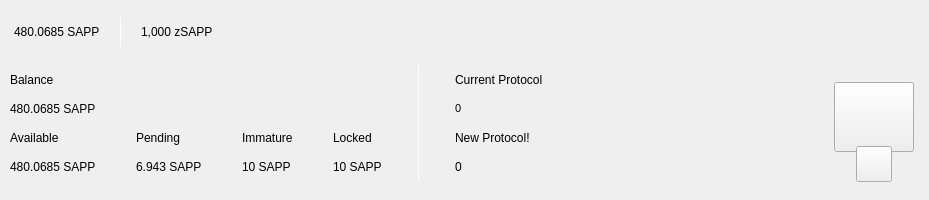
This is src/qt/pivx/forms/topbar.ui in sappcoin-com/PIVX as Qt 5 draws it before an edit. The edited form follows.
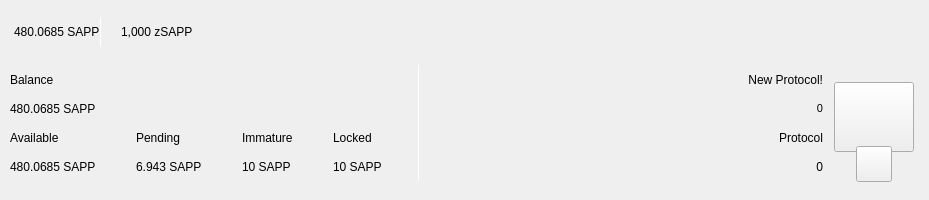
This is the edited form. Custom widgets are drawn as their Qt base class.

Commit message: small UI adjustments to the protocol display labels

What changed in the file:
```diff
--- a/src/qt/pivx/forms/topbar.ui
+++ b/src/qt/pivx/forms/topbar.ui
@@ -86,7 +86,7 @@
          <item alignment="Qt::AlignVCenter">
           <widget class="QWidget" name="widgetTopAmount" native="true">
            <property name="sizePolicy">
-            <sizepolicy hsizetype="Preferred" vsizetype="Maximum">
+            <sizepolicy hsizetype="Expanding" vsizetype="Maximum">
              <horstretch>0</horstretch>
              <verstretch>0</verstretch>
             </sizepolicy>
@@ -123,22 +123,6 @@
               </property>
              </widget>
             </item>
-            <item>
-             <spacer name="horizontalSpacer_11">
-              <property name="orientation">
-               <enum>Qt::Horizontal</enum>
-              </property>
-              <property name="sizeType">
-               <enum>QSizePolicy::Fixed</enum>
-              </property>
-              <property name="sizeHint" stdset="0">
-               <size>
-                <width>20</width>
-                <height>20</height>
-               </size>
-              </property>
-             </spacer>
-            </item>
             <item alignment="Qt::AlignVCenter">
              <widget class="QLabel" name="typeSpacerTop">
               <property name="minimumSize">
@@ -181,8 +165,14 @@
               </property>
              </spacer>
             </item>
-            <item alignment="Qt::AlignTop">
+            <item>
              <widget class="QLabel" name="labelAlertNewProtocol">
+              <property name="sizePolicy">
+               <sizepolicy hsizetype="Minimum" vsizetype="Preferred">
+                <horstretch>0</horstretch>
+                <verstretch>0</verstretch>
+               </sizepolicy>
+              </property>
               <property name="minimumSize">
                <size>
                 <width>0</width>
@@ -194,22 +184,22 @@
               </property>
              </widget>
             </item>
+            <item>
+             <spacer name="horizontalSpacer">
+              <property name="orientation">
+               <enum>Qt::Horizontal</enum>
+              </property>
+              <property name="sizeHint" stdset="0">
+               <size>
+                <width>40</width>
+                <height>20</height>
+               </size>
+              </property>
+             </spacer>
+            </item>
            </layout>
           </widget>
          </item>
-         <item>
-          <spacer name="horizontalSpacer">
-           <property name="orientation">
-            <enum>Qt::Horizontal</enum>
-           </property>
-           <property name="sizeHint" stdset="0">
-            <size>
-             <width>40</width>
-             <height>20</height>
-            </size>
-           </property>
-          </spacer>
-         </item>
          <item>
           <layout class="QHBoxLayout" name="horizontalLayout_4">
            <property name="spacing">
@@ -583,6 +573,19 @@
             </widget>
            </item>
            <item>
+            <spacer name="horizontalSpacer_2">
+             <property name="orientation">
+              <enum>Qt::Horizontal</enum>
+             </property>
+             <property name="sizeHint" stdset="0">
+              <size>
+               <width>40</width>
+               <height>20</height>
+              </size>
+             </property>
+            </spacer>
+           </item>
+           <item alignment="Qt::AlignRight">
             <widget class="QWidget" name="zerocoinBalances" native="true">
              <layout class="QVBoxLayout" name="verticalLayout_8">
               <property name="spacing">
@@ -603,14 +606,17 @@
               <item>
                <layout class="QVBoxLayout" name="verticalLayout">
                 <item>
-                 <widget class="QLabel" name="labelTitleCurrentProtocol">
+                 <widget class="QLabel" name="labelTitleNewProtocol">
                   <property name="text">
-                   <string>Current Protocol</string>
+                   <string>New Protocol!</string>
+                  </property>
+                  <property name="alignment">
+                   <set>Qt::AlignRight|Qt::AlignTrailing|Qt::AlignVCenter</set>
                   </property>
                  </widget>
                 </item>
                 <item>
-                 <widget class="QLabel" name="labelCurrentProtocol">
+                 <widget class="QLabel" name="labelNewProtocol">
                   <property name="font">
                    <font>
                     <pointsize>8</pointsize>
@@ -619,6 +625,9 @@
                   <property name="text">
                    <string notr="true">0</string>
                   </property>
+                  <property name="alignment">
+                   <set>Qt::AlignRight|Qt::AlignTrailing|Qt::AlignVCenter</set>
+                  </property>
                  </widget>
                 </item>
                </layout>
@@ -631,17 +640,23 @@
                 <item>
                  <layout class="QVBoxLayout" name="verticalLayout_5">
                   <item>
-                   <widget class="QLabel" name="labelTitleNewProtocol">
+                   <widget class="QLabel" name="labelTitleCurrentProtocol">
                     <property name="text">
-                     <string>New Protocol!</string>
+                     <string>Protocol</string>
+                    </property>
+                    <property name="alignment">
+                     <set>Qt::AlignRight|Qt::AlignTrailing|Qt::AlignVCenter</set>
                     </property>
                    </widget>
                   </item>
                   <item>
-                   <widget class="QLabel" name="labelNewProtocol">
+                   <widget class="QLabel" name="labelCurrentProtocol">
                     <property name="text">
                      <string notr="true">0</string>
                     </property>
+                    <property name="alignment">
+                     <set>Qt::AlignRight|Qt::AlignTrailing|Qt::AlignVCenter</set>
+                    </property>
                    </widget>
                   </item>
                  </layout>
@@ -653,19 +668,6 @@
            </item>
           </layout>
          </item>
-         <item>
-          <spacer name="horizontalSpacer_2">
-           <property name="orientation">
-            <enum>Qt::Horizontal</enum>
-           </property>
-           <property name="sizeHint" stdset="0">
-            <size>
-             <width>40</width>
-             <height>20</height>
-            </size>
-           </property>
-          </spacer>
-         </item>
          <item alignment="Qt::AlignHCenter|Qt::AlignVCenter">
           <widget class="QWidget" name="qrContainer" native="true">
            <property name="sizePolicy">
```
The commit also changes 1 other file.
